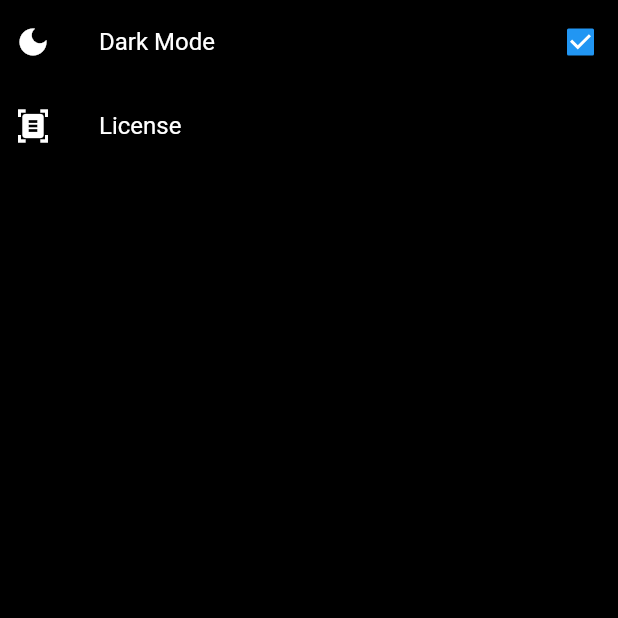
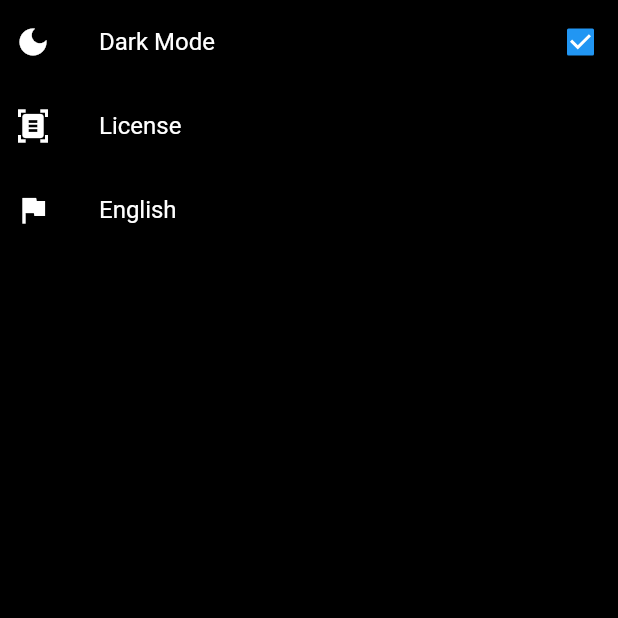
Before and after one commit to tentone/car-tracker-flutter, a Flutter app: the SettingsScreen screen opened directly, on a phone screen of 412 x 824 dp, the top half of it. Run offline on Flutter 3.47's test engine with Material 2 defaults, Android fonts, the phone set to English and light mode, and no system bars; our stand-ins replace flutter_colorpicker, flutter_slidable, fluttertoast, geolocator, sqflite; missing offline and left inert: fluttercontactpicker, mapbox_gl, telephony; accounts and stored records are empty; statements that could not run were skipped.

Commit message:
Settings locale

```diff
--- a/lib/data/settings.dart
+++ b/lib/data/settings.dart
@@ -1,5 +1,6 @@
 import 'package:cartracker/database/database.dart';
 import 'package:cartracker/database/settings_db.dart';
+import 'package:cartracker/locale/locales.dart';
 import 'package:flutter/material.dart';
 import 'package:sqflite/sqflite.dart';
 
@@ -15,6 +16,7 @@ class Settings extends ChangeNotifier {
 
   set locale(String value) {
     this._locale = value;
+    Locales.code = value;
     this.update();
   }
 
--- a/lib/locale/locale_en.dart
+++ b/lib/locale/locale_en.dart
@@ -1,4 +1,6 @@
 const Map<String, String> LocaleEN = {
+  'en': 'English',
+  'pt': 'Portuguese',
   'carTracker': 'Car Tracker',
   'darkMode': 'Dark Mode',
   'license': 'License',
--- a/lib/locale/locale_pt.dart
+++ b/lib/locale/locale_pt.dart
@@ -1,4 +1,6 @@
-const Map<String, String> LocaleEN = {
+const Map<String, String> LocalePT = {
+  'en': 'Inglês',
+  'pt': 'Portuges',
   'carTracker': 'Car Tracker',
   'darkMode': 'Modo Escuro',
   'license': 'Licença',
--- a/lib/locale/locales.dart
+++ b/lib/locale/locales.dart
@@ -1,3 +1,4 @@
+import 'package:cartracker/locale/locale_pt.dart';
 import 'package:flutter/material.dart';
 import 'locale_en.dart';
 
@@ -9,13 +10,16 @@ class Locales {
   const Locales(this.locale);
 
   /// Locales available in the platform indexed by language code.
-  static Map<String, Map<String, String>> values = {'en': LocaleEN};
+  static Map<String, Map<String, String>> values = {
+    'en': LocaleEN,
+    'pt': LocalePT
+  };
 
   /// Active locale code
   static String code = 'en';
 
   /// Supported locale codes
-  static const List<Locale> supported = [Locale('en', 'US')];
+  static const List<Locale> supported = [Locale('en', 'US'), Locale('pt', 'PT')];
 
   /// Get the locale to be used for a specific context.
   static Locales? of(BuildContext context) {
--- a/lib/screens/settings.dart
+++ b/lib/screens/settings.dart
@@ -45,6 +45,24 @@ class SettingsScreenState extends State<SettingsScreen> {
               launch('https://github.com/tentone/car-tracker-flu');
             },
           ),
+          PopupMenuButton<String>(
+            child: ListTile(
+              contentPadding: EdgeInsets.zero,
+              leading: Icon(Icons.flag),
+              title: Text(Locales.get(Locales.code, context)),
+            ),
+            onSelected: (String result) { setState(() { Locales.setLocale(result); }); },
+            itemBuilder: (BuildContext context) => <PopupMenuEntry<String>>[
+              PopupMenuItem<String>(
+                value: 'en',
+                child: Text(Locales.get('en', context)),
+              ),
+              PopupMenuItem<String>(
+                value: 'pt',
+                child: Text(Locales.get('pt', context)),
+              ),
+            ],
+          )
         ],
       ),
     ));
```
Also changed, not shown: lib/database/settings_db.dart (+7 -4 lines).
